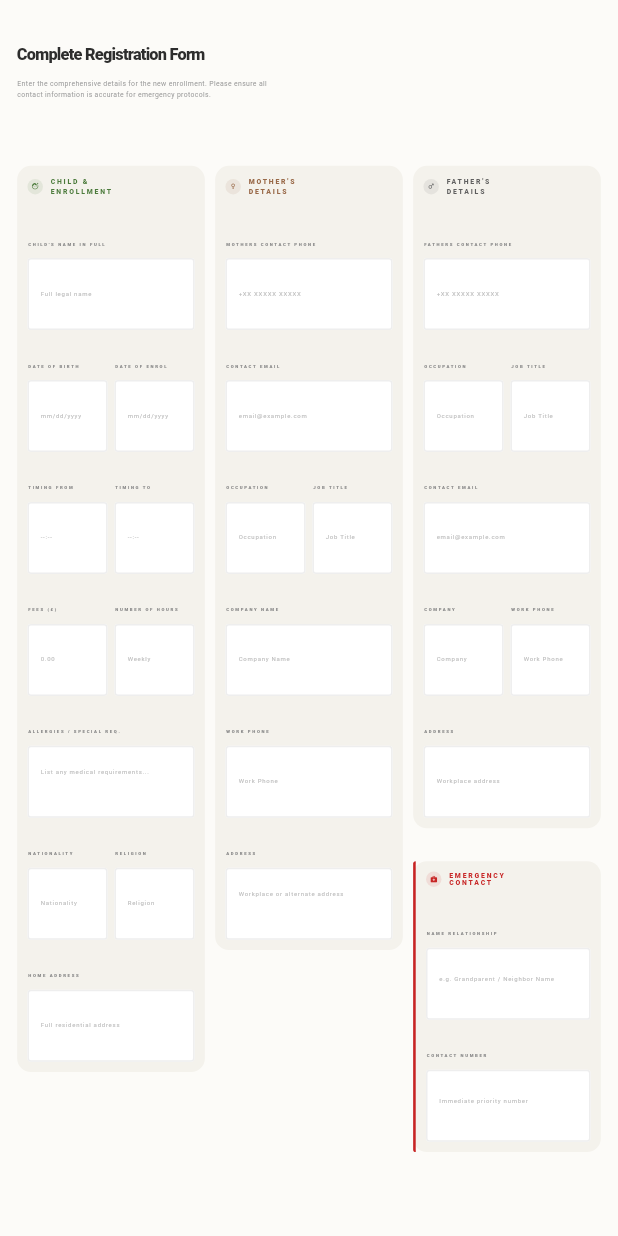
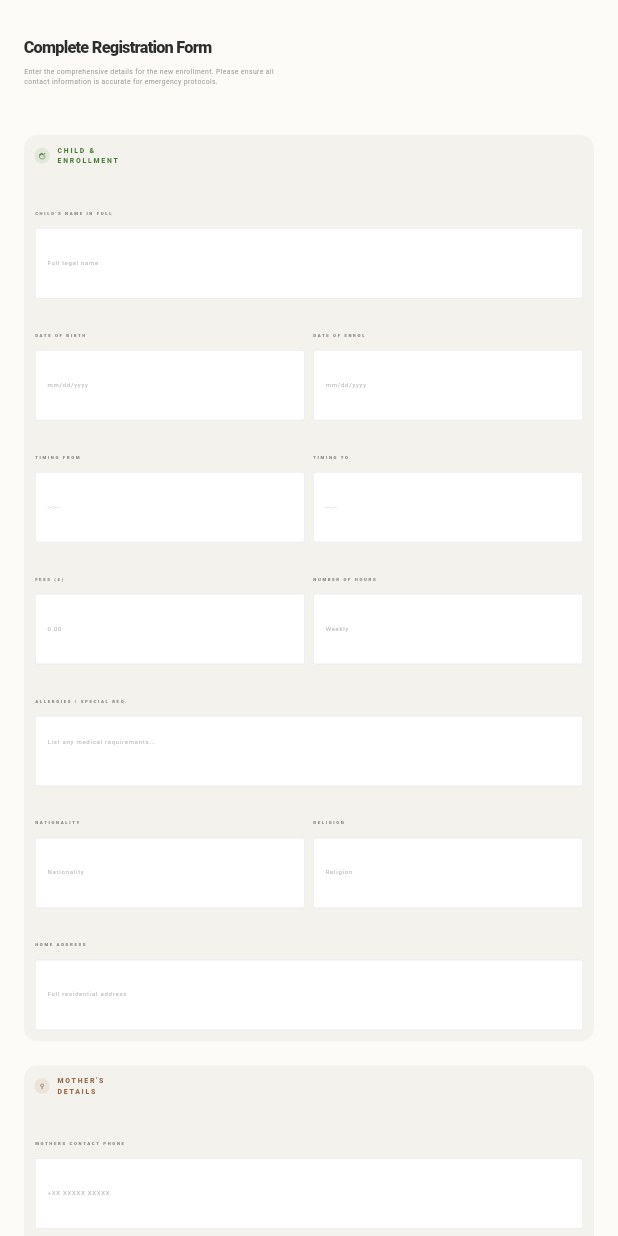
Before and after one commit to soutAhmedTayseer/Nursery-Management-System, a Flutter app: the RegistrationScreen screen opened directly, on a phone screen of 412 x 824 dp. Run offline on Flutter 3.47's test engine with Material 3 defaults, Android fonts, the phone set to English and light mode, and no system bars; our stand-ins replace easy_localization, flutter_bloc, flutter_screenutil, get_it, lottie; missing offline and left inert: nursery_shared; project files that could hold a hidden picture were left out.

Commit message:
Reflow Registration's 3-column layout to 3/2/1 by breakpoint
Three fixed Expanded columns squeezed each RegistrationFormSection under
250px on a portrait tablet, with two-field sub-rows inside it. Now 3-across
at expanded, 2+1 at medium, stacked at compact.

```diff
--- a/lib/features/registration/presentation/screens/registration_screen.dart
+++ b/lib/features/registration/presentation/screens/registration_screen.dart
@@ -3,7 +3,9 @@ import 'package:flutter/material.dart';
 import 'package:flutter_bloc/flutter_bloc.dart';
 import 'package:flutter_screenutil/flutter_screenutil.dart';
 
+import '../../../../core/responsive/breakpoints.dart';
 import '../../../../core/theme/app_colors.dart';
+import '../../../../core/theme/app_spacing.dart';
 import '../cubit/registration_cubit.dart';
 import '../cubit/registration_state.dart';
 import '../widgets/emergency_contact_section.dart';
@@ -15,37 +17,12 @@ class RegistrationScreen extends StatelessWidget {
 
   @override
   Widget build(BuildContext context) {
-    return BlocProvider(
-      create: (context) => RegistrationCubit(),
-      child: Scaffold(
-        backgroundColor: AppColors.surfaceLinen, // Very light background color
-        body: SingleChildScrollView(
-          padding: EdgeInsets.symmetric(horizontal: 40.w, vertical: 32.h),
-          child: Column(
-            crossAxisAlignment: CrossAxisAlignment.start,
-            children: [
-              // 1. Header Section
-              Text(
-                'registration_header_title'.tr(),
-                style: TextStyle(fontSize: 38.sp, fontWeight: FontWeight.w900, color: AppColors.textHeading, letterSpacing: -0.5)
-              ),
-              SizedBox(height: 8.h),
-              Text(
-                'registration_header_subtitle'.tr(),
-                style: TextStyle(fontSize: 16.sp, color: Colors.grey.shade500, height: 1.5)
-              ),
-              SizedBox(height: 48.h),
+    final spacing = AppSpacing.of(context);
 
-              // 2. The 3 Columns Layout (Tablet Responsive)
-              Row(
-                crossAxisAlignment: CrossAxisAlignment.start,
-                children: [
-                  // --- Column 1: Child & Enrollment ---
-                  Expanded(
-                    child: RegistrationFormSection(
+    final childColumn = RegistrationFormSection(
       title: 'registration_section_child'.tr(),
       icon: Icons.face_retouching_natural,
-                      accentColor: AppColors.accentGreen, // Green
+      accentColor: AppColors.accentGreen,
       children: [
         RegistrationInputField(label: 'registration_label_child_name'.tr(), hint: 'registration_hint_child_name'.tr()),
         SizedBox(height: 24.h),
@@ -85,16 +62,12 @@ class RegistrationScreen extends StatelessWidget {
         SizedBox(height: 24.h),
         RegistrationInputField(label: 'registration_label_home_address'.tr(), hint: 'registration_hint_home_address'.tr()),
       ],
-                    ),
-                  ),
-                  SizedBox(width: 24.w),
+    );
 
-                  // --- Column 2: Mother's Details ---
-                  Expanded(
-                    child: RegistrationFormSection(
+    final motherColumn = RegistrationFormSection(
       title: 'registration_section_mother'.tr(),
       icon: Icons.female_rounded,
-                      accentColor: AppColors.bronze, // Brown
+      accentColor: AppColors.bronze,
       children: [
         RegistrationInputField(label: 'registration_label_mother_phone'.tr(), hint: 'registration_hint_phone'.tr()),
         SizedBox(height: 24.h),
@@ -114,18 +87,14 @@ class RegistrationScreen extends StatelessWidget {
         SizedBox(height: 24.h),
         RegistrationInputField(label: 'registration_label_address_alt'.tr(), hint: 'registration_hint_workplace_alt'.tr(), maxLines: 3),
       ],
-                    ),
-                  ),
-                  SizedBox(width: 24.w),
+    );
 
-                  // --- Column 3: Father's Details & Emergency ---
-                  Expanded(
-                    child: Column(
+    final fatherColumn = Column(
       children: [
         RegistrationFormSection(
           title: 'registration_section_father'.tr(),
           icon: Icons.male_rounded,
-                          accentColor: AppColors.textSecondary, // Dark grey
+          accentColor: AppColors.textSecondary,
           children: [
             RegistrationInputField(label: 'registration_label_father_phone'.tr(), hint: 'registration_hint_phone'.tr()),
             SizedBox(height: 24.h),
@@ -151,8 +120,6 @@ class RegistrationScreen extends StatelessWidget {
           ],
         ),
         SizedBox(height: 24.h),
-
-                        // Emergency Section
         EmergencyContactSection(
           children: [
             RegistrationInputField(label: 'registration_label_name_relationship'.tr(), hint: 'registration_hint_name_relationship'.tr(), maxLines: 2),
@@ -161,12 +128,70 @@ class RegistrationScreen extends StatelessWidget {
           ],
         ),
       ],
+    );
+
+    return BlocProvider(
+      create: (context) => RegistrationCubit(),
+      child: Scaffold(
+        backgroundColor: AppColors.surfaceLinen,
+        body: SingleChildScrollView(
+          padding: EdgeInsets.symmetric(horizontal: spacing.pagePadding, vertical: spacing.xl),
+          child: Column(
+            crossAxisAlignment: CrossAxisAlignment.start,
+            children: [
+              // 1. Header Section
+              Text(
+                'registration_header_title'.tr(),
+                style: TextStyle(fontSize: 38.sp, fontWeight: FontWeight.w900, color: AppColors.textHeading, letterSpacing: -0.5),
               ),
+              SizedBox(height: spacing.xs),
+              Text(
+                'registration_header_subtitle'.tr(),
+                style: TextStyle(fontSize: 16.sp, color: Colors.grey.shade500, height: 1.5),
               ),
+              SizedBox(height: spacing.xxl),
+
+              // 2. The 3 columns, reflowed by breakpoint
+              if (context.isExpanded)
+                Row(
+                  crossAxisAlignment: CrossAxisAlignment.start,
+                  children: [
+                    Expanded(child: childColumn),
+                    SizedBox(width: spacing.lg),
+                    Expanded(child: motherColumn),
+                    SizedBox(width: spacing.lg),
+                    Expanded(child: fatherColumn),
+                  ],
+                )
+              else if (context.isMedium)
+                Column(
+                  crossAxisAlignment: CrossAxisAlignment.start,
+                  children: [
+                    Row(
+                      crossAxisAlignment: CrossAxisAlignment.start,
+                      children: [
+                        Expanded(child: childColumn),
+                        SizedBox(width: spacing.lg),
+                        Expanded(child: motherColumn),
+                      ],
+                    ),
+                    SizedBox(height: spacing.lg),
+                    fatherColumn,
+                  ],
+                )
+              else
+                Column(
+                  crossAxisAlignment: CrossAxisAlignment.start,
+                  children: [
+                    childColumn,
+                    SizedBox(height: spacing.lg),
+                    motherColumn,
+                    SizedBox(height: spacing.lg),
+                    fatherColumn,
                   ],
                 ),
 
-              SizedBox(height: 64.h),
+              SizedBox(height: spacing.xxl),
 
               // 3. Footer Action Buttons
               Row(
@@ -176,7 +201,7 @@ class RegistrationScreen extends StatelessWidget {
                     onPressed: () {},
                     child: Text('registration_cancel'.tr(), style: TextStyle(fontSize: 14.sp, fontWeight: FontWeight.bold, color: Colors.grey.shade600, letterSpacing: 1.5)),
                   ),
-                  SizedBox(width: 32.w),
+                  SizedBox(width: spacing.lg),
 
                   // Save Button
                   BlocBuilder<RegistrationCubit, RegistrationState>(
@@ -185,8 +210,8 @@ class RegistrationScreen extends StatelessWidget {
                       return ElevatedButton(
                         onPressed: isLoading ? null : () => context.read<RegistrationCubit>().registerChild(),
                         style: ElevatedButton.styleFrom(
-                          backgroundColor: AppColors.leafGreen, // Bright green button
-                          padding: EdgeInsets.symmetric(horizontal: 40.w, vertical: 24.h),
+                          backgroundColor: AppColors.leafGreen,
+                          padding: EdgeInsets.symmetric(horizontal: spacing.xl, vertical: spacing.md),
                           shape: RoundedRectangleBorder(borderRadius: BorderRadius.circular(30.r)),
                           elevation: 0,
                         ),
@@ -198,7 +223,7 @@ class RegistrationScreen extends StatelessWidget {
                   ),
                 ],
               ),
-              SizedBox(height: 40.h),
+              SizedBox(height: spacing.xl),
             ],
           ),
         ),
```
Lines whose indentation alone changed are shown as unchanged.
